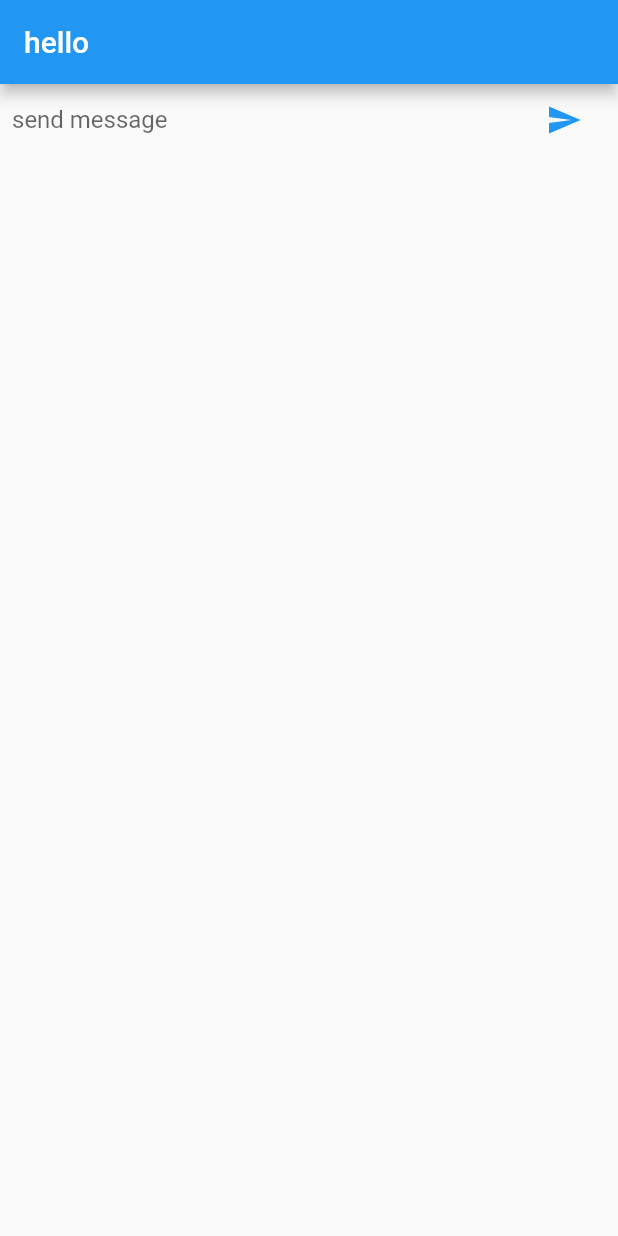
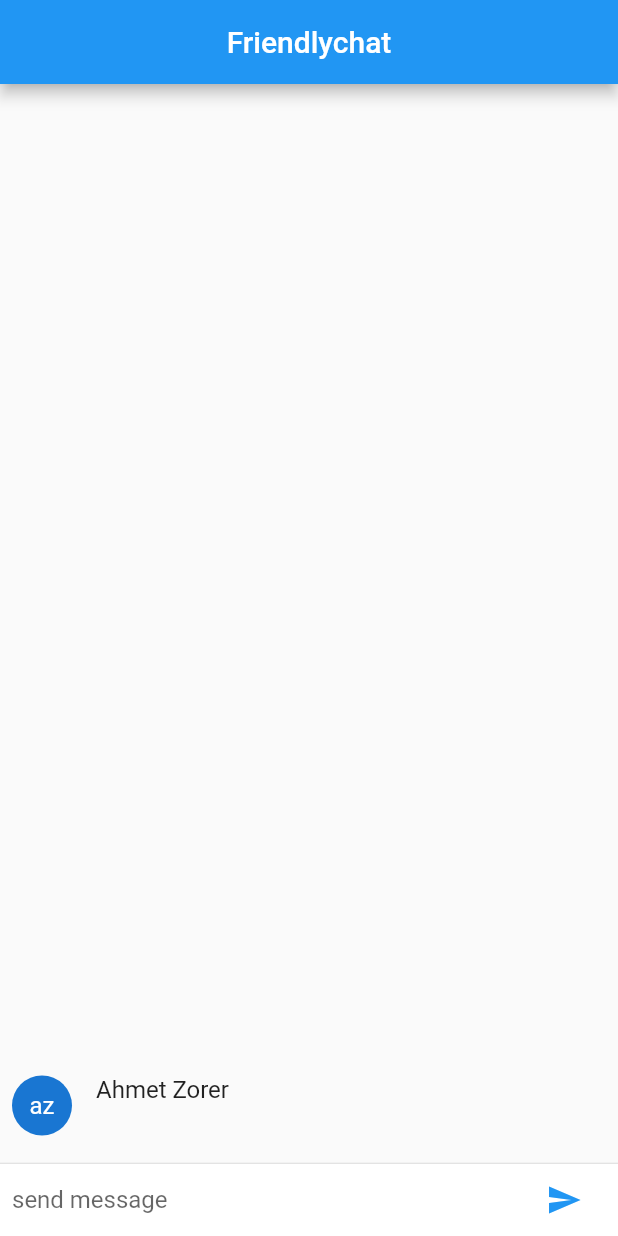
Before and after one commit to ahmetcj4/firebase-flutter-codelab, a Flutter app: the screen it shows after launch, after a tap on the "send" icon, on a phone screen of 412 x 824 dp. Run offline on Flutter 3.47's test engine with Material 2 defaults, Android fonts, the phone set to English and light mode, and no system bars.

```diff
--- a/lib/main.dart
+++ b/lib/main.dart
@@ -1,4 +1,6 @@
 import 'package:flutter/material.dart';
+
+const String _name = "Ahmet Zorer";
 
 void main() {
   runApp(new FriendlychatApp());
@@ -19,13 +21,30 @@ class ChatScreen extends StatefulWidget {
   State createState() => new ChatScreenState();
 }
 
-class ChatScreenState extends State<ChatScreen> {
+class ChatScreenState extends State<ChatScreen> with TickerProviderStateMixin {
+  final List<ChatMessage> _messages = <ChatMessage>[];
   final TextEditingController _textController = new TextEditingController();
-  void _onSubmitted(String value) {
+  void _handleSubmitted(String text) {
     _textController.clear();
+    ChatMessage message = new ChatMessage(
+      text: text,
+      animationController: new AnimationController(
+        duration: new Duration(milliseconds: 700),
+        vsync: this,
+      ),
+    );
+    setState(() {
+      _messages.insert(0, message);
+    });
+    message.animationController.forward();
   }
 
-  _handleSubmitted(String text) {}
+  @override
+  void dispose() {
+    for (ChatMessage message in _messages)
+      message.animationController.dispose();
+    super.dispose();
+  }
 
   Widget _buildTextComposer() {
     return new IconTheme(
@@ -37,7 +56,7 @@ class ChatScreenState extends State<ChatScreen> {
             new Flexible(
               child: new TextField(
                 controller: _textController,
-                  onSubmitted: _onSubmitted,
+                onSubmitted: _handleSubmitted,
                 decoration:
                     new InputDecoration.collapsed(hintText: "send message"),
               ),
@@ -50,16 +69,79 @@ class ChatScreenState extends State<ChatScreen> {
             ),
           ],
         ),
-        ),);
+      ),
+    );
   }
 
-  @override
   Widget build(BuildContext context) {
     return new Scaffold(
       appBar: new AppBar(
-        title: new Text("hello"),
+        title: new Text("Friendlychat"),
+        centerTitle: true,
       ),
-      body: _buildTextComposer(),
+      body: new Column(
+        children: <Widget>[
+          new Flexible(
+            child: new ListView.builder(
+              padding: new EdgeInsets.all(8.0),
+              reverse: true,
+              itemBuilder: (_, int index) => _messages[index],
+              itemCount: _messages.length,
+            ),
+          ),
+          new Divider(height: 1.0),
+          new Container(
+            decoration: new BoxDecoration(color: Theme.of(context).cardColor),
+            child: _buildTextComposer(),
+          ),
+        ],
+      ),
     );
   }
 }
+
+class ChatMessage extends StatelessWidget {
+  ChatMessage({this.text, this.animationController});
+  final String text;
+  final AnimationController animationController;
+  @override
+  Widget build(BuildContext context) {
+    return new SizeTransition(
+      //new
+      sizeFactor: new CurvedAnimation(
+          //new
+          parent: animationController,
+          curve: Curves.easeOut), //new
+      axisAlignment: 0.0, //new
+      child: new Container(
+        margin: const EdgeInsets.symmetric(vertical: 10.0),
+        child: new Row(
+          crossAxisAlignment: CrossAxisAlignment.start,
+          children: <Widget>[
+            new Container(
+              margin: const EdgeInsets.only(right: 16.0),
+              child: new CircleAvatar(child: new Text(getInitials(_name))),
+            ),
+            new Column(
+              crossAxisAlignment: CrossAxisAlignment.start,
+              children: <Widget>[
+                new Text(_name, style: Theme.of(context).textTheme.subhead),
+                new Container(
+                  margin: const EdgeInsets.only(top: 5.0),
+                  child: new Text(text),
+                ),
+              ],
+            ),
+          ],
+        ),
+      ),
+    );
+  }
+}
+
+String getInitials(String name) {
+  List<String> tokens = name.split(" ");
+  String initials = "";
+  tokens.forEach((s) => initials += s[0]);
+  return initials.toLowerCase();
+}
```
Lines whose indentation alone changed are shown as unchanged.
